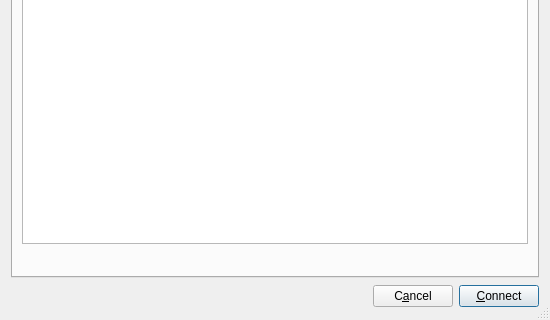
jamulussoftware/jamulus, file src/connectdlgbase.ui: the form before one commit; both pictures show x 0 to 550 and y 185 to 505 of the 550 by 505 pixel window.
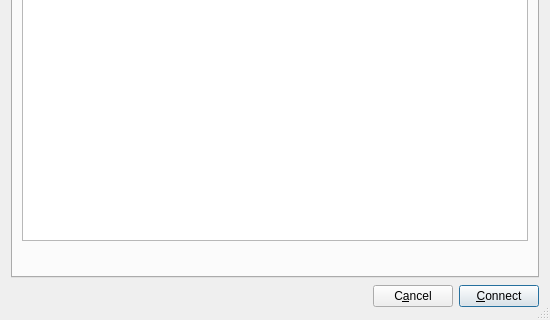
The form after the commit. Icons and pictures are not drawn.

```diff
--- a/src/connectdlgbase.ui
+++ b/src/connectdlgbase.ui
@@ -203,7 +203,7 @@
            <property name="sizeHint" stdset="0">
             <size>
              <width>17</width>
-             <height>23</height>
+             <height>26</height>
             </size>
            </property>
           </spacer>
```
